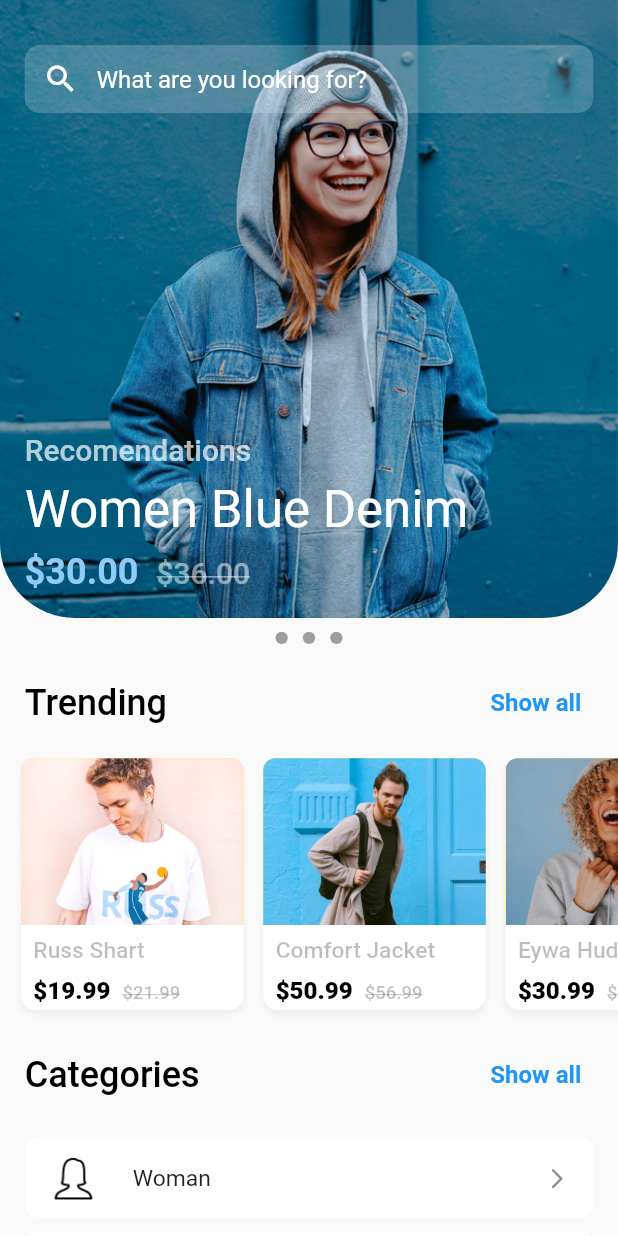
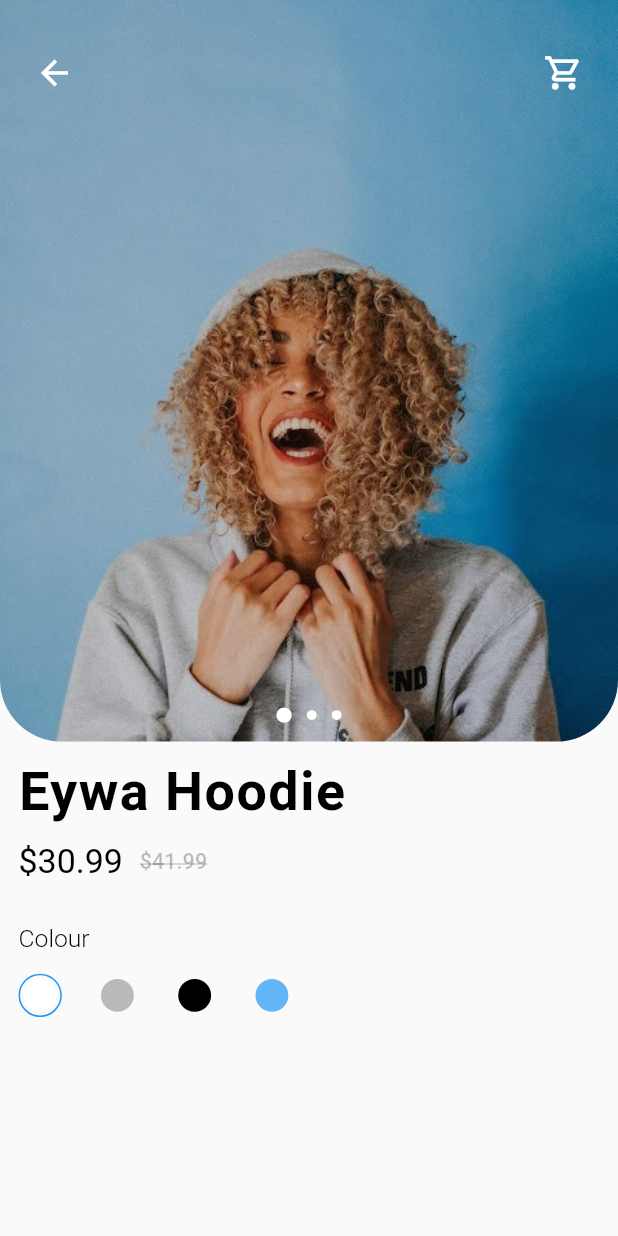
Before and after one commit to shakhboz-dot/getx_responsive_flutter, a Flutter app: the screen it shows after launch, on a phone screen of 412 x 824 dp. Run offline on Flutter 3.47's test engine with Material 2 defaults, Android fonts, the phone set to English and light mode, and no system bars; our stand-ins replace get.

Commit message:
Indexed page

```diff
--- a/lib/constant/clothe_list.dart
+++ b/lib/constant/clothe_list.dart
@@ -1,19 +1,31 @@
 const List<Map<String, dynamic>> clothes = [
   {
     "name": "Russ Shart",
-    "image": "assets/images/first.jpg",
+    "image": [
+      "assets/images/first.jpg",
+      "assets/images/first.jpg",
+      "assets/images/first.jpg",
+    ],
     "newPrice": "\$19.99",
     "oldPrice": "\$21.99",
   },
   {
     "name": "Comfort Jacket",
-    "image": "assets/images/second.jpg",
+    "image": [
+      "assets/images/second.jpg",
+      "assets/images/second.jpg",
+      "assets/images/second.jpg",
+    ],
     "newPrice": "\$50.99",
     "oldPrice": "\$56.99",
   },
   {
-    "name": "Eywa Hudi",
-    "image": "assets/images/third.jpg",
+    "name": "Eywa Hoodie",
+    "image": [
+      "assets/images/third.jpg",
+      "assets/images/third.jpg",
+      "assets/images/third.jpg",
+    ],
     "newPrice": "\$30.99",
     "oldPrice": "\$41.99",
   },
--- /dev/null
+++ b/lib/constant/color_list.dart
@@ -0,0 +1,8 @@
+import 'package:flutter/material.dart';
+
+List<Color> colors = [
+  Colors.white,
+  Colors.black26,
+  Colors.black,
+  Colors.blue.shade300,
+];
--- /dev/null
+++ b/lib/getx/getx.dart
@@ -0,0 +1,7 @@
+import 'package:get/get.dart';
+
+class DotChange extends GetxController {
+  final RxInt dot = 0.obs;
+  final RxInt indexedDot = 0.obs;
+
+}
--- a/lib/main.dart
+++ b/lib/main.dart
@@ -1,5 +1,8 @@
 import 'package:flutter/material.dart';
+import 'package:get/get.dart';
+import 'package:getx_final/constant/clothe_list.dart';
 import 'package:getx_final/screens/home/home.dart';
+import 'package:getx_final/screens/indexed/indexed_page.dart';
 
 void main() {
   runApp(const MyApp());
@@ -10,13 +13,13 @@ class MyApp extends StatelessWidget {
 
   @override
   Widget build(BuildContext context) {
-    return MaterialApp(
+    return GetMaterialApp(
       debugShowCheckedModeBanner: false,
       title: 'Flutter Demo',
       theme: ThemeData(
         primarySwatch: Colors.blue,
       ),
-      home: const Home(),
+      home: IndexedPage(indexed: clothes[2],),
     );
   }
 }
--- a/lib/screens/home/home.dart
+++ b/lib/screens/home/home.dart
@@ -2,14 +2,18 @@ import 'package:flutter/cupertino.dart';
 import 'package:flutter/material.dart';
 import 'package:getx_final/constant/categories_list.dart';
 import 'package:getx_final/constant/clothe_list.dart';
+import 'package:getx_final/getx/getx.dart';
 import 'package:getx_final/screens/built/build_row.dart';
 import 'package:getx_final/screens/secondary/category_list.dart';
 import 'package:getx_final/screens/secondary/clothes_list.dart';
-import 'package:getx_final/screens/secondary/recommendations.dart';
+import 'package:getx_final/screens/secondary/recommendations/recommendations.dart';
 import 'package:get/get.dart';
 
 class Home extends StatelessWidget {
-  const Home({Key? key}) : super(key: key);
+  Home({Key? key}) : super(key: key);
+  final PageController _controller = PageController(initialPage: 0);
+
+  final DotChange _change = Get.put(DotChange());
 
   @override
   Widget build(BuildContext context) {
@@ -18,19 +22,27 @@ class Home extends StatelessWidget {
         child: Column(
           crossAxisAlignment: CrossAxisAlignment.center,
           children: [
-            Recommendation(),
+            Recommendation(firstController: _controller),
             Row(
               mainAxisAlignment: MainAxisAlignment.center,
               children: [
                 ...List.generate(
                   3,
-                  (index) => Container(
-                    margin: const EdgeInsets.all(5.0),
-                    height: MediaQuery.of(context).size.height * 0.02,
-                    width: MediaQuery.of(context).size.width * 0.02,
-                    decoration: const BoxDecoration(
-                      color: Colors.grey,
-                      shape: BoxShape.circle,
+                  (index) => Obx(
+                    () => Container(
+                      margin: const EdgeInsets.all(5.0),
+                      height: _change.dot.value == index
+                          ? context.height * 0.025
+                          : context.height * 0.016,
+                      width: _change.dot.value == index
+                          ? context.width * 0.025
+                          : context.width * 0.016,
+                      decoration: BoxDecoration(
+                        color: _change.dot.value == index
+                            ? Colors.blue[300]
+                            : Colors.black26,
+                        shape: BoxShape.circle,
+                      ),
                     ),
                   ),
                 )
@@ -43,7 +55,7 @@ class Home extends StatelessWidget {
                 vertical: 0.015),
             SizedBox(
               height: context.height * 0.22,
-              child: const ClothesList(),
+              child:  ClothesList(),
             ),
             BuildRow(
                 title: 'Categories',
--- /dev/null
+++ b/lib/screens/indexed/color_page.dart
@@ -0,0 +1,65 @@
+import 'package:flutter/material.dart';
+import 'package:get/get.dart';
+import 'package:getx_final/constant/color_list.dart';
+
+class ColorPage extends StatelessWidget {
+  ColorPage({Key? key}) : super(key: key);
+
+  Rx<int> choose = 0.obs;
+
+  @override
+  Widget build(BuildContext context) {
+    return Column(
+      crossAxisAlignment: CrossAxisAlignment.start,
+      children: [
+        Padding(
+          padding: EdgeInsets.only(
+              top: context.height * 0.034, bottom: context.height * 0.017),
+          child: Text(
+            'Colour',
+            style: TextStyle(
+              fontSize: context.width * 0.04,
+              color: Colors.black,
+              fontWeight: FontWeight.w300,
+            ),
+          ),
+        ),
+        Row(
+          children: [
+            ...List.generate(
+              4,
+              (index) => GestureDetector(
+                  onTap: () {
+                    choose.value = index;
+                  },
+                  child: Obx(
+                    () => Container(
+                      alignment: Alignment.center,
+                      padding: EdgeInsets.all(context.height * 0.003),
+                      height: context.height * 0.035,
+                      width: context.width * 0.07,
+                      margin: EdgeInsets.only(right: context.width * 0.055),
+                      decoration: BoxDecoration(
+                        border: Border.all(
+                            color: choose.value == index
+                                ? Colors.blue
+                                : Colors.transparent),
+                        borderRadius:
+                            BorderRadius.circular(context.height * 0.03),
+                      ),
+                      child: Container(
+                        decoration: BoxDecoration(
+                          color: colors[index],
+                          borderRadius:
+                              BorderRadius.circular(context.height * 0.02),
+                        ),
+                      ),
+                    ),
+                  )),
+            ),
+          ],
+        ),
+      ],
+    );
+  }
+}
--- /dev/null
+++ b/lib/screens/indexed/indexed_page.dart
@@ -0,0 +1,33 @@
+import 'package:flutter/material.dart';
+import 'package:get/get.dart';
+import 'package:get/get_utils/src/extensions/context_extensions.dart';
+import 'package:getx_final/screens/indexed/color_page.dart';
+import 'package:getx_final/screens/indexed/selected_text.dart';
+import 'package:getx_final/screens/indexed/selected_view.dart';
+
+class IndexedPage extends StatelessWidget {
+  Map<String, dynamic> indexed;
+  IndexedPage({Key? key, required this.indexed}) : super(key: key);
+
+  @override
+  Widget build(BuildContext context) {
+    return Scaffold(
+      body: Column(
+        crossAxisAlignment: CrossAxisAlignment.start,
+        children: [
+          SelectedView(indexed: indexed),
+          Padding(
+            padding: EdgeInsets.symmetric(horizontal: context.width * 0.03),
+            child: Column(
+              crossAxisAlignment: CrossAxisAlignment.start,
+              children: [
+                SelectedText(indexed: indexed),
+                ColorPage(),
+              ],
+            ),
+          ),
+        ],
+      ),
+    );
+  }
+}
--- /dev/null
+++ b/lib/screens/indexed/selected_text.dart
@@ -0,0 +1,50 @@
+import 'package:flutter/material.dart';
+import 'package:get/get_utils/src/extensions/context_extensions.dart';
+
+class SelectedText extends StatelessWidget {
+  Map<String, dynamic> indexed;
+  SelectedText({Key? key, required this.indexed}) : super(key: key);
+
+  @override
+  Widget build(BuildContext context) {
+    return Column(
+      crossAxisAlignment: CrossAxisAlignment.start,
+      children: [
+        Padding(
+          padding: EdgeInsets.symmetric(
+            vertical: context.width * 0.03,
+          ),
+          child: Text(
+            indexed['name'],
+            style: TextStyle(
+                fontSize: context.width * 0.087,
+                color: Colors.black,
+                fontWeight: FontWeight.bold,
+                letterSpacing: 1.0),
+          ),
+        ),
+        Row(
+          children: [
+            Text(
+              indexed['newPrice'] + '\t\t',
+              style: TextStyle(
+                fontSize: context.width * 0.055,
+                color: Colors.black,
+                fontWeight: FontWeight.w400,
+              ),
+            ),
+            Text(
+              indexed['oldPrice'],
+              style: TextStyle(
+                fontSize: context.width * 0.035,
+                decoration: TextDecoration.lineThrough,
+                color: Colors.black26,
+                fontWeight: FontWeight.w500,
+              ),
+            ),
+          ],
+        ),
+      ],
+    );
+  }
+}
--- /dev/null
+++ b/lib/screens/indexed/selected_view.dart
@@ -0,0 +1,99 @@
+import 'package:flutter/material.dart';
+import 'package:get/get.dart';
+import 'package:getx_final/getx/getx.dart';
+
+class SelectedView extends StatelessWidget {
+  Map<String, dynamic> indexed;
+  SelectedView({Key? key, required this.indexed}) : super(key: key);
+
+  final DotChange _change = Get.put(DotChange());
+
+  @override
+  Widget build(BuildContext context) {
+    return Stack(
+      children: [
+        Container(
+          height: context.height * 0.6,
+          decoration: BoxDecoration(
+            borderRadius: BorderRadius.only(
+              bottomLeft: Radius.circular(context.width * 0.05),
+              bottomRight: Radius.circular(context.width * 0.05),
+            ),
+          ),
+          child: PageView.builder(
+            itemCount: 3,
+            itemBuilder: (context, index) {
+              return ClipRRect(
+                borderRadius: BorderRadius.only(
+                  bottomLeft: Radius.circular(context.width * 0.1),
+                  bottomRight: Radius.circular(context.width * 0.1),
+                ),
+                child: Image.asset(
+                  indexed['image'][index],
+                  width: context.width,
+                  fit: BoxFit.cover,
+                ),
+              );
+            },
+            onPageChanged: (value) {
+              _change.indexedDot.value = value;
+            },
+          ),
+        ),
+        Padding(
+          padding: EdgeInsets.symmetric(
+              vertical: context.width * 0.06, horizontal: context.width * 0.03),
+          child: Row(
+            mainAxisAlignment: MainAxisAlignment.spaceBetween,
+            children: [
+              IconButton(
+                onPressed: () {},
+                icon: Icon(
+                  Icons.arrow_back,
+                  color: Colors.white,
+                  size: context.width * 0.065,
+                ),
+              ),
+              IconButton(
+                onPressed: () {},
+                icon: Icon(
+                  Icons.shopping_cart_outlined,
+                  color: Colors.white,
+                  size: context.width * 0.065,
+                ),
+              )
+            ],
+          ),
+        ),
+        Positioned(
+          top: context.height * 0.56,
+          left: 0,
+          right: 0,
+          child: Row(
+            mainAxisAlignment: MainAxisAlignment.center,
+            children: [
+              ...List.generate(
+                3,
+                (index) => Obx(
+                  () => Container(
+                    margin: const EdgeInsets.all(5.0),
+                    height: _change.indexedDot.value == index
+                        ? context.height * 0.025
+                        : context.height * 0.016,
+                    width: _change.indexedDot.value == index
+                        ? context.width * 0.025
+                        : context.width * 0.016,
+                    decoration: const BoxDecoration(
+                      color: Colors.white,
+                      shape: BoxShape.circle,
+                    ),
+                  ),
+                ),
+              ),
+            ],
+          ),
+        ),
+      ],
+    );
+  }
+}
--- a/lib/screens/secondary/clothes_list.dart
+++ b/lib/screens/secondary/clothes_list.dart
@@ -1,9 +1,12 @@
 import 'package:flutter/material.dart';
+import 'package:get/get.dart';
 import 'package:get/get_utils/src/extensions/context_extensions.dart';
 import 'package:getx_final/constant/clothe_list.dart';
+import 'package:getx_final/getx/getx.dart';
+import 'package:getx_final/screens/indexed/indexed_page.dart';
 
 class ClothesList extends StatelessWidget {
-  const ClothesList({Key? key}) : super(key: key);
+  ClothesList({Key? key}) : super(key: key);
 
   @override
   Widget build(BuildContext context) {
@@ -11,7 +14,8 @@ class ClothesList extends StatelessWidget {
       scrollDirection: Axis.horizontal,
       padding: EdgeInsets.symmetric(horizontal: context.width * 0.018),
       itemBuilder: (context, index) {
-        return Container(
+        return GestureDetector(
+          child: Container(
             margin: EdgeInsets.all(context.width * 0.016),
             width: context.width * 0.36,
             decoration: BoxDecoration(
@@ -32,9 +36,8 @@ class ClothesList extends StatelessWidget {
                   height: context.height * 0.135,
                   decoration: BoxDecoration(
                     image: DecorationImage(
-                    image: AssetImage(clothes[index]['image']),
-                    fit: BoxFit.cover
-                  ),
+                        image: AssetImage(clothes[index]['image'][0]),
+                        fit: BoxFit.cover),
                     color: Colors.yellow,
                     borderRadius: BorderRadius.only(
                       topLeft: Radius.circular(context.height * 0.01),
@@ -53,7 +56,8 @@ class ClothesList extends StatelessWidget {
                   ),
                 ),
                 Padding(
-                padding: EdgeInsets.symmetric(horizontal: context.width * 0.02),
+                  padding:
+                      EdgeInsets.symmetric(horizontal: context.width * 0.02),
                   child: RichText(
                     text: TextSpan(
                       text: clothes[index]['newPrice'] + '\t\t',
@@ -78,6 +82,8 @@ class ClothesList extends StatelessWidget {
                 )
               ],
             ),
+          ),
+          onTap: () => Get.to(IndexedPage(indexed: clothes[index])),
         );
       },
       itemCount: clothes.length,
--- a/lib/screens/secondary/recommendations.dart
+++ /dev/null
@@ -1,135 +0,0 @@
-import 'package:flutter/material.dart';
-import 'package:get/get_utils/src/extensions/context_extensions.dart';
-
-class Recommendation extends StatelessWidget {
-  Recommendation({Key? key}) : super(key: key);
-  final PageController _controller = PageController(initialPage: 0);
-  final PageController _textcontroller = PageController(initialPage: 0);
-
-  @override
-  Widget build(BuildContext context) {
-    return Stack(
-      children: [
-        Container(
-          height: MediaQuery.of(context).size.height * 0.5,
-          decoration: const BoxDecoration(
-            borderRadius: BorderRadius.only(
-              bottomLeft: Radius.circular(50.0),
-              bottomRight: Radius.circular(50.0),
-            ),
-          ),
-          child: PageView.builder(
-            onPageChanged: (value) {
-              getPage(value);
-            },
-            controller: _controller,
-            itemBuilder: (context, index) {
-              return ClipRRect(
-                borderRadius: const BorderRadius.only(
-                  bottomLeft: Radius.circular(50.0),
-                  bottomRight: Radius.circular(50.0),
-                ),
-                child: Image.asset(
-                  'assets/images/home.jpg',
-                  width: context.width,
-                  fit: BoxFit.cover,
-                ),
-              );
-            },
-          ),
-        ),
-        Padding(
-          padding: EdgeInsets.symmetric(
-              vertical: 30.0, horizontal: context.width * 0.04),
-          child: Column(
-            mainAxisAlignment: MainAxisAlignment.spaceBetween,
-            crossAxisAlignment: CrossAxisAlignment.start,
-            children: [
-              Container(
-                alignment: Alignment.center,
-                height: MediaQuery.of(context).size.height * 0.055,
-                decoration: BoxDecoration(
-                    color: Colors.white.withOpacity(0.2),
-                    borderRadius: BorderRadius.circular(10.0)),
-                child: const TextField(
-                  style: TextStyle(color: Colors.white),
-                  decoration: InputDecoration(
-                    prefixIcon: Icon(Icons.search, color: Colors.white),
-                    hintText: 'What are you looking for?',
-                    hintStyle: TextStyle(color: Colors.white),
-                    border: InputBorder.none,
-                  ),
-                ),
-              ),
-            ],
-          ),
-        ),
-        Positioned(
-          left: context.width * 0.04,
-          top: context.height * 0.35,
-          child: Container(
-            height: context.height,
-            width: context.width,
-            child: PageView.builder(
-              controller: _textcontroller,
-              itemBuilder: (context, index) {
-                return Column(
-                  crossAxisAlignment: CrossAxisAlignment.start,
-                  children: [
-                    Text(
-                      'Recomendations',
-                      style: Theme.of(context)
-                          .textTheme
-                          .headline6!
-                          .copyWith(color: Colors.white.withOpacity(0.7)),
-                    ),
-                    Padding(
-                      padding: const EdgeInsets.symmetric(vertical: 8.0),
-                      child: Text(
-                        'Women Blue Denim',
-                        style: Theme.of(context)
-                            .textTheme
-                            .headline4!
-                            .copyWith(color: Colors.white),
-                      ),
-                    ),
-                    RichText(
-                      text: TextSpan(
-                        children: [
-                          TextSpan(
-                            text: '\$30.00\t\t',
-                            style: Theme.of(context)
-                                .textTheme
-                                .headline5!
-                                .copyWith(
-                                    color: Colors.blue[200],
-                                    fontWeight: FontWeight.bold),
-                          ),
-                          TextSpan(
-                            text: '\$36.00',
-                            style:
-                                Theme.of(context).textTheme.headline6!.copyWith(
-                                      decoration: TextDecoration.lineThrough,
-                                      color: Colors.white.withOpacity(0.5),
-                                    ),
-                          )
-                        ],
-                      ),
-                    )
-                  ],
-                );
-              },
-            ),
-          ),
-        ),
-      ],
-    );
-  }
-
-  getPage(int page) {
-    _controller.animateToPage(page,
-        duration: Duration(milliseconds: 1000), curve: Curves.decelerate);
-    _textcontroller.animateToPage(page,
-        duration: Duration(milliseconds: 1000), curve: Curves.decelerate);
-  }
-}
```
Also changed, not shown: lib/screens/secondary/recommendations/first_pageview.dart (added, +46 -0 lines), lib/screens/secondary/recommendations/recommendations.dart (added, +66 -0 lines), lib/screens/secondary/recommendations/second_pageview.dart (added, +57 -0 lines), assets/images/third.jpg. Lines whose indentation alone changed are shown as unchanged.
